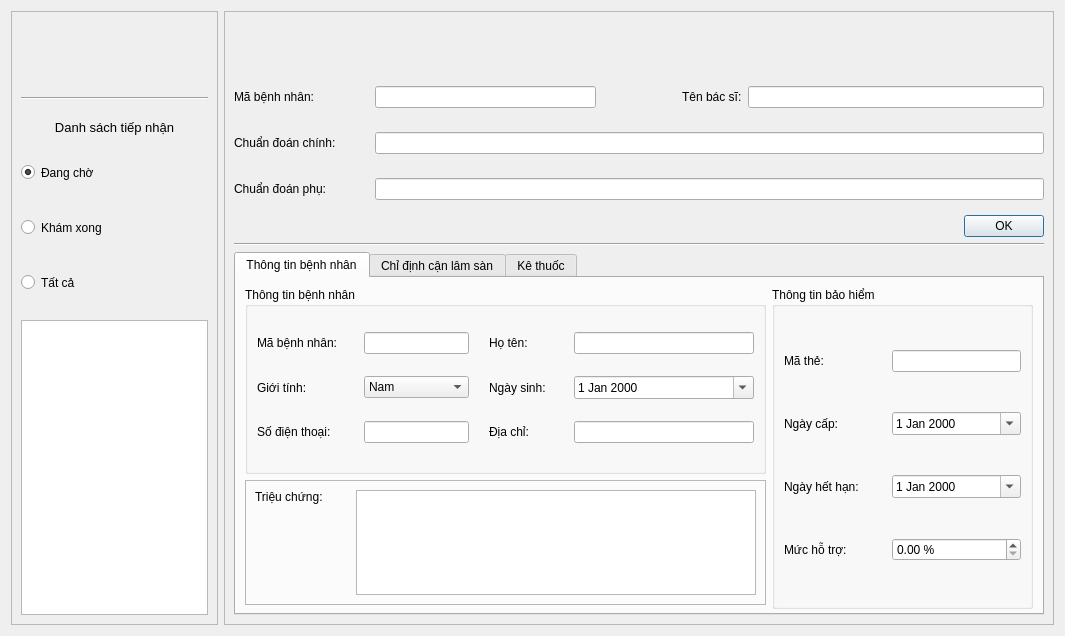
Old version of the form src/views/RoomView.ui in the repository Taylor3691/Hospital-Management-Project.
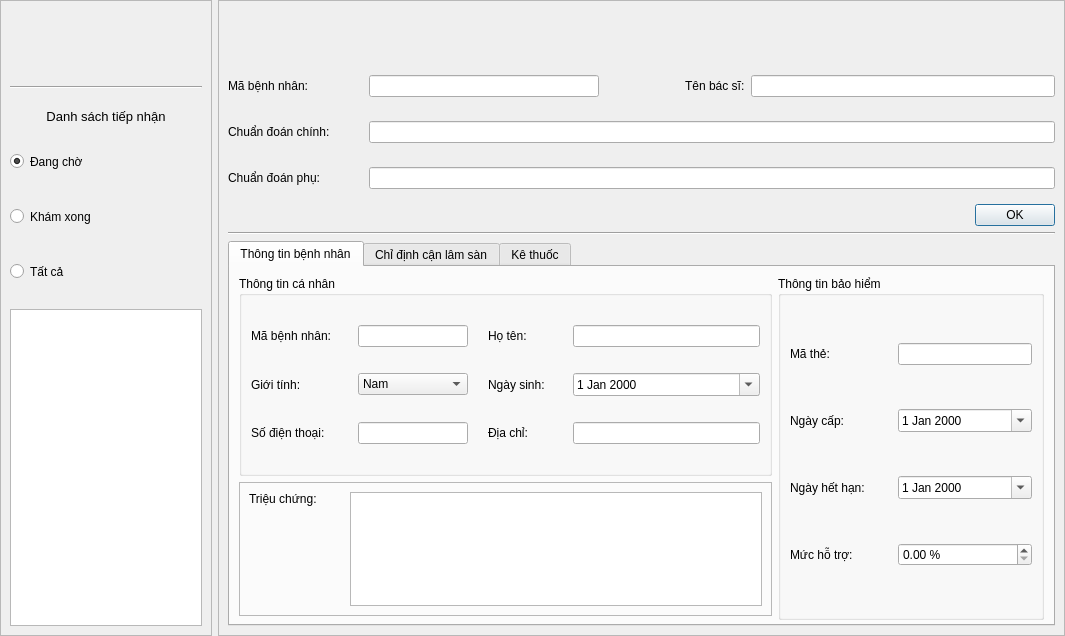
New version of the form. Icons and pictures are not drawn.

Commit message: refactor(ui): add title for management view and remove margins for other views

```diff
--- a/src/views/RoomView.ui
+++ b/src/views/RoomView.ui
@@ -2256,6 +2256,18 @@
 </string>
   </property>
   <layout class="QHBoxLayout" name="horizontalLayout" stretch="1,4">
+   <property name="leftMargin">
+    <number>0</number>
+   </property>
+   <property name="topMargin">
+    <number>0</number>
+   </property>
+   <property name="rightMargin">
+    <number>0</number>
+   </property>
+   <property name="bottomMargin">
+    <number>0</number>
+   </property>
    <item>
     <widget class="QFrame" name="frame">
      <property name="frameShape">
@@ -2607,7 +2619,7 @@
             <item>
              <widget class="QGroupBox" name="personalInfo_groupBox">
               <property name="title">
-               <string>Thông tin bệnh nhân</string>
+               <string>Thông tin cá nhân</string>
               </property>
               <layout class="QGridLayout" name="gridLayout_5" columnstretch="4,5">
                <property name="horizontalSpacing">
```
The commit also changes 8 other files.
